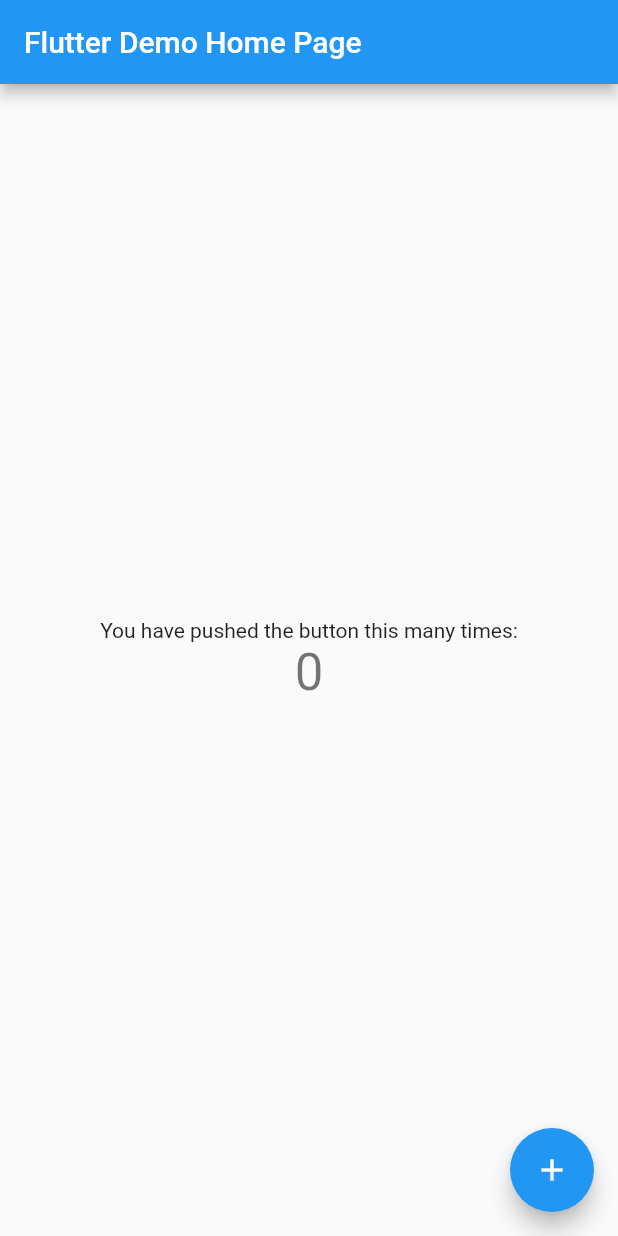
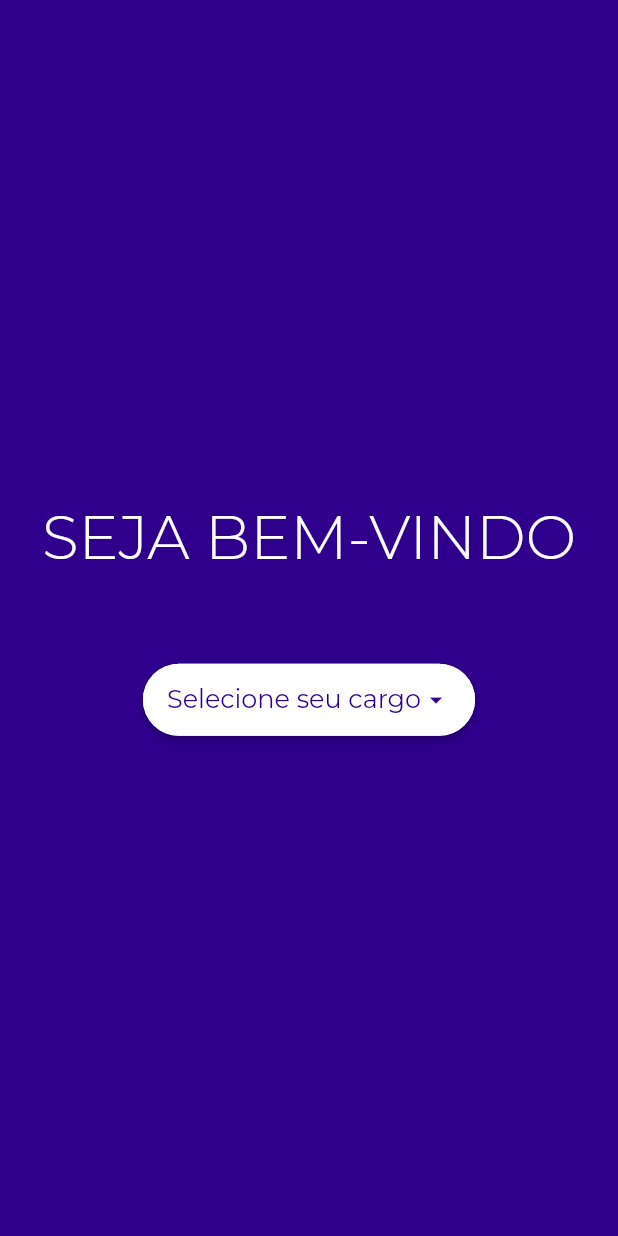
Before and after one commit to pedromtelho/BrasaHacks, a Flutter app: the screen it shows after launch, on a phone screen of 412 x 824 dp. Run offline on Flutter 3.47's test engine with Material 2 defaults, Android fonts, the phone set to English and light mode, and no system bars; our stand-ins replace google_fonts.

Commit message:
Role selector working without brand

```diff
--- /dev/null
+++ b/ehlo55front/lib/components/Button.dart
@@ -0,0 +1,26 @@
+import 'package:flutter/material.dart';
+
+class Button extends StatefulWidget {
+  Widget child;
+  Color backgroundColor;
+  Color borderColor;
+  BorderRadius borderRadius;
+  Button(
+      {this.child, this.backgroundColor, this.borderColor, this.borderRadius});
+  @override
+  _ButtonState createState() => _ButtonState();
+}
+
+class _ButtonState extends State<Button> {
+  @override
+  Widget build(BuildContext context) {
+    return RaisedButton(
+      shape: RoundedRectangleBorder(
+          borderRadius: widget.borderRadius,
+          side: BorderSide(color: widget.borderColor)),
+      child: widget.child,
+      onPressed: () {},
+      color: widget.backgroundColor,
+    );
+  }
+}
--- /dev/null
+++ b/ehlo55front/lib/components/DropdownButton.dart
@@ -0,0 +1,73 @@
+import 'package:ehlo55front/components/TextMont.dart';
+import 'package:flutter/material.dart';
+
+class DropdownButtonForm extends StatefulWidget {
+  final String hintText;
+  final double hintFontSize;
+  final double underlineHeight;
+  final Color underlineColor;
+  final Color hintColorText;
+  final Icon icon;
+  final double iconSize;
+  String dropdownValue;
+  final List<String> dropdownItems;
+  final Color itemsColor;
+  final bool navigate;
+  final dynamic route;
+
+  DropdownButtonForm(
+      {this.hintText,
+      this.hintFontSize,
+      this.underlineHeight,
+      this.underlineColor,
+      this.hintColorText,
+      this.icon,
+      this.iconSize,
+      this.dropdownValue,
+      this.dropdownItems,
+      this.itemsColor,
+      this.navigate,
+      this.route});
+
+  @override
+  _DropdownButtonFormState createState() => _DropdownButtonFormState();
+}
+
+class _DropdownButtonFormState extends State<DropdownButtonForm> {
+  @override
+  Widget build(BuildContext context) {
+    return DropdownButton<String>(
+      hint: TextMont(
+        color: widget.hintColorText,
+        textSize: widget.hintFontSize,
+        text: widget.hintText,
+      ),
+      icon: widget.icon,
+      iconSize: widget.iconSize, //20
+      elevation: 16,
+      style: TextStyle(color: Colors.white),
+      underline: Container(
+        height: widget.underlineHeight,
+        color: widget.underlineColor,
+      ),
+      onChanged: (String newValue) {
+        setState(
+          () {
+            widget.dropdownValue = newValue;
+            if (widget.navigate == true) {
+              Navigator.pushNamed(context, '/' + newValue);
+            }
+          },
+        );
+      },
+      items: widget.dropdownItems.map<DropdownMenuItem<String>>((String value) {
+        return DropdownMenuItem<String>(
+            value: value,
+            child: TextMont(
+              text: value,
+              color: widget.itemsColor,
+            ));
+      }).toList(),
+    );
+  }
+}
--- /dev/null
+++ b/ehlo55front/lib/components/HexColor.dart
@@ -0,0 +1,15 @@
+import 'package:flutter/material.dart';
+
+//COR ORIGINAL DA AMBEV ----> #2E008B
+
+class HexColor extends Color {
+  static int _getColorFromHex(String hexColor) {
+    hexColor = hexColor.toUpperCase().replaceAll("#", "");
+    if (hexColor.length == 6) {
+      hexColor = "FF" + hexColor;
+    }
+    return int.parse(hexColor, radix: 16);
+  }
+
+  HexColor(final String hexColor) : super(_getColorFromHex(hexColor));
+}
--- /dev/null
+++ b/ehlo55front/lib/components/TextMont.dart
@@ -0,0 +1,35 @@
+import 'package:flutter/material.dart';
+import 'package:google_fonts/google_fonts.dart';
+
+import 'HexColor.dart';
+
+class TextMont extends StatefulWidget {
+  String text;
+  double textSize;
+  Color color;
+  FontWeight fontWeight;
+  TextAlign textAlign;
+  TextMont(
+      {this.text,
+      this.textSize,
+      this.color = Colors.black,
+      this.fontWeight,
+      this.textAlign});
+  @override
+  _TextMontState createState() => _TextMontState();
+}
+
+class _TextMontState extends State<TextMont> {
+  @override
+  Widget build(BuildContext context) {
+    return Text(
+      widget.text,
+      style: GoogleFonts.montserrat(
+        fontSize: widget.textSize,
+        color: widget.color,
+        fontWeight: widget.fontWeight,
+      ),
+      textAlign: widget.textAlign,
+    );
+  }
+}
--- a/ehlo55front/lib/main.dart
+++ b/ehlo55front/lib/main.dart
@@ -1,111 +1,20 @@
+import 'package:ehlo55front/views/DriverView.dart';
+import 'package:ehlo55front/views/RoleSelector.dart';
 import 'package:flutter/material.dart';
 
 void main() => runApp(MyApp());
 
 class MyApp extends StatelessWidget {
-  // This widget is the root of your application.
   @override
   Widget build(BuildContext context) {
     return MaterialApp(
-      title: 'Flutter Demo',
-      theme: ThemeData(
-        // This is the theme of your application.
-        //
-        // Try running your application with "flutter run". You'll see the
-        // application has a blue toolbar. Then, without quitting the app, try
-        // changing the primarySwatch below to Colors.green and then invoke
-        // "hot reload" (press "r" in the console where you ran "flutter run",
-        // or simply save your changes to "hot reload" in a Flutter IDE).
-        // Notice that the counter didn't reset back to zero; the application
-        // is not restarted.
-        primarySwatch: Colors.blue,
-      ),
-      home: MyHomePage(title: 'Flutter Demo Home Page'),
+      debugShowCheckedModeBanner: false,
+      title: 'EHLO55 project',
+      initialRoute: '/',
+      routes: {
+        '/': (context) => RoleSelector(),
+        '/Caminhoneiro': (context) => DriverView(),
+      },
     );
   }
 }
-
-class MyHomePage extends StatefulWidget {
-  MyHomePage({Key key, this.title}) : super(key: key);
-
-  // This widget is the home page of your application. It is stateful, meaning
-  // that it has a State object (defined below) that contains fields that affect
-  // how it looks.
-
-  // This class is the configuration for the state. It holds the values (in this
-  // case the title) provided by the parent (in this case the App widget) and
-  // used by the build method of the State. Fields in a Widget subclass are
-  // always marked "final".
-
-  final String title;
-
-  @override
-  _MyHomePageState createState() => _MyHomePageState();
-}
-
-class _MyHomePageState extends State<MyHomePage> {
-  int _counter = 0;
-
-  void _incrementCounter() {
-    setState(() {
-      // This call to setState tells the Flutter framework that something has
-      // changed in this State, which causes it to rerun the build method below
-      // so that the display can reflect the updated values. If we changed
-      // _counter without calling setState(), then the build method would not be
-      // called again, and so nothing would appear to happen.
-      _counter++;
-    });
-  }
-
-  @override
-  Widget build(BuildContext context) {
-    // This method is rerun every time setState is called, for instance as done
-    // by the _incrementCounter method above.
-    //
-    // The Flutter framework has been optimized to make rerunning build methods
-    // fast, so that you can just rebuild anything that needs updating rather
-    // than having to individually change instances of widgets.
-    return Scaffold(
-      appBar: AppBar(
-        // Here we take the value from the MyHomePage object that was created by
-        // the App.build method, and use it to set our appbar title.
-        title: Text(widget.title),
-      ),
-      body: Center(
-        // Center is a layout widget. It takes a single child and positions it
-        // in the middle of the parent.
-        child: Column(
-          // Column is also a layout widget. It takes a list of children and
-          // arranges them vertically. By default, it sizes itself to fit its
-          // children horizontally, and tries to be as tall as its parent.
-          //
-          // Invoke "debug painting" (press "p" in the console, choose the
-          // "Toggle Debug Paint" action from the Flutter Inspector in Android
-          // Studio, or the "Toggle Debug Paint" command in Visual Studio Code)
-          // to see the wireframe for each widget.
-          //
-          // Column has various properties to control how it sizes itself and
-          // how it positions its children. Here we use mainAxisAlignment to
-          // center the children vertically; the main axis here is the vertical
-          // axis because Columns are vertical (the cross axis would be
-          // horizontal).
-          mainAxisAlignment: MainAxisAlignment.center,
-          children: <Widget>[
-            Text(
-              'You have pushed the button this many times:',
-            ),
-            Text(
-              '$_counter',
-              style: Theme.of(context).textTheme.display1,
-            ),
-          ],
-        ),
-      ),
-      floatingActionButton: FloatingActionButton(
-        onPressed: _incrementCounter,
-        tooltip: 'Increment',
-        child: Icon(Icons.add),
-      ), // This trailing comma makes auto-formatting nicer for build methods.
-    );
-  }
-}
--- /dev/null
+++ b/ehlo55front/lib/views/MyHomePage.dart
@@ -0,0 +1,33 @@
+import 'package:flutter/material.dart';
+
+class MyHomePage extends StatefulWidget {
+  Widget component;
+  Widget sideBar;
+  Widget titleAppBar;
+  Color backgroundColor;
+  Color colorAppBar;
+  MyHomePage(
+      {this.component,
+      this.sideBar,
+      this.backgroundColor,
+      this.colorAppBar,
+      this.titleAppBar});
+
+  @override
+  _MyHomePageState createState() => _MyHomePageState();
+}
+
+class _MyHomePageState extends State<MyHomePage> {
+  @override
+  Widget build(BuildContext context) {
+    return Scaffold(
+      appBar: AppBar(
+        title: widget.titleAppBar,
+        backgroundColor: widget.colorAppBar,
+      ),
+      backgroundColor: widget.backgroundColor,
+      body: widget.component,
+      drawer: widget.sideBar,
+    );
+  }
+}
--- /dev/null
+++ b/ehlo55front/lib/views/RoleSelector.dart
@@ -0,0 +1,65 @@
+import 'package:ehlo55front/components/Button.dart';
+import 'package:ehlo55front/components/DropdownButton.dart';
+import 'package:ehlo55front/components/HexColor.dart';
+import 'package:ehlo55front/components/TextMont.dart';
+import 'package:flutter/material.dart';
+import 'package:google_fonts/google_fonts.dart';
+
+class RoleSelector extends StatefulWidget {
+  @override
+  _RoleSelectorState createState() => _RoleSelectorState();
+}
+
+class _RoleSelectorState extends State<RoleSelector> {
+  @override
+  Widget build(BuildContext context) {
+    return Scaffold(
+      backgroundColor: HexColor('#2E008B'),
+      body: Center(
+        child: Container(
+          child: Column(
+            mainAxisAlignment: MainAxisAlignment.center,
+            crossAxisAlignment: CrossAxisAlignment.center,
+            children: <Widget>[
+              TextMont(
+                text: "SEJA BEM-VINDO",
+                color: Colors.white,
+                fontWeight: FontWeight.w300,
+                textSize: 40,
+              ),
+              Padding(
+                padding: EdgeInsets.fromLTRB(0.0, 60.0, 0.0, 0.0),
+                child: Button(
+                  borderRadius: BorderRadius.circular(25.0),
+                  backgroundColor: Colors.white,
+                  borderColor: Colors.white,
+                  child: DropdownButtonForm(
+                    hintText: "Selecione seu cargo",
+                    hintFontSize: 17,
+                    underlineHeight: 2,
+                    underlineColor: Colors.white,
+                    hintColorText: HexColor('#2E008B'),
+                    icon: Icon(
+                      Icons.arrow_drop_down,
+                      color: HexColor('#2E008B'),
+                    ),
+                    iconSize: 20,
+                    dropdownValue: '',
+                    dropdownItems: [
+                      'Supermercado',
+                      'Caminhoneiro',
+                      'Barista',
+                      'Transportadora'
+                    ],
+                    itemsColor: Colors.black,
+                    navigate: true,
+                  ),
+                ),
+              ),
+            ],
+          ),
+        ),
+      ),
+    );
+  }
+}
```
